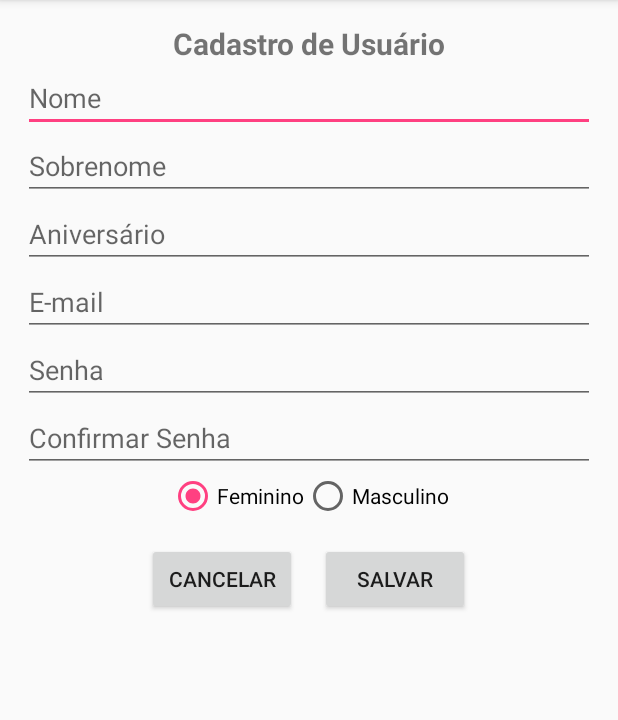
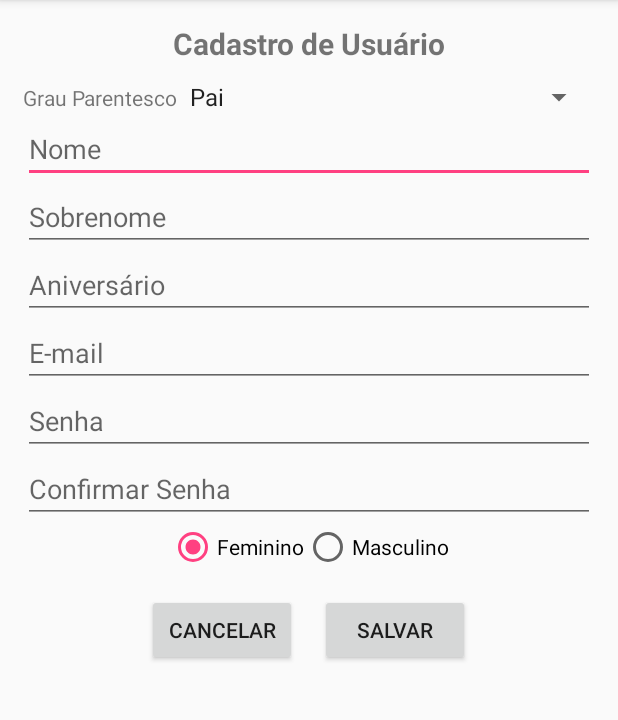
Before and after one commit to bwdesouza/TasksFamily, an Android app: the screen it shows after launch once a user with an empty profile is signed in (CadastroUsuarioActivity), after a tap on "Cadastrar usuário", on a phone screen of 412 x 824 dp, the part 84-804 px from its top. Run offline under Robolectric (Android 15) with nearby library versions, the phone set to English and light mode, and no system bars; our stand-ins replace Firebase (no records; nobody signed in at launch, a user with empty details on screens opened directly); 1 other tap on this screen came first.

Commit message:
Ajustando as telas

```diff
--- a/app/src/main/java/br/bruno/appdev/tasksfamily/Controller/CadastroUsuarioActivity.java
+++ b/app/src/main/java/br/bruno/appdev/tasksfamily/Controller/CadastroUsuarioActivity.java
@@ -5,8 +5,10 @@ import android.support.annotation.NonNull;
 import android.support.v7.app.AppCompatActivity;
 import android.os.Bundle;
 import android.view.View;
+import android.widget.ArrayAdapter;
 import android.widget.EditText;
 import android.widget.RadioButton;
+import android.widget.Spinner;
 import android.widget.Toast;
 
 import com.google.android.gms.tasks.OnCompleteListener;
@@ -35,6 +37,7 @@ public class CadastroUsuarioActivity extends AppCompatActivity {
     private RadioButton rbMasculino;
     private RadioButton rbFeminino;
     private Usuarios usuario;
+    private Spinner spinner;
 
     private FirebaseAuth autenticacao;
 
@@ -51,6 +54,17 @@ public class CadastroUsuarioActivity extends AppCompatActivity {
         edtCadConfSenha = findViewById(R.id.edtCadConfSenha);
         rbMasculino = findViewById(R.id.rbCadMasculino);
         rbFeminino = findViewById(R.id.rbCadFeminino);
+
+
+
+        spinner = findViewById(R.id.cad_parentesco_spinner);
+        // Create an ArrayAdapter using the string array and a default spinner layout
+        ArrayAdapter<CharSequence> adapter = ArrayAdapter.createFromResource(this,
+                R.array.cad_parentesco_spinner, android.R.layout.simple_spinner_item);
+        // Specify the layout to use when the list of choices appears
+        adapter.setDropDownViewResource(android.R.layout.simple_spinner_dropdown_item);
+        // Apply the adapter to the spinner
+        spinner.setAdapter(adapter);
     }
 
 
@@ -66,6 +80,7 @@ public class CadastroUsuarioActivity extends AppCompatActivity {
             usuario.setAniversario(edtCadAniversario.getText().toString());
             usuario.setEmail(edtCadEmail.getText().toString());
             usuario.setSenha(edtCadSenha.getText().toString());
+            String grauParentesco = spinner.getSelectedItem().toString();
 
             if(rbFeminino.isChecked()){
                 usuario.setSexo("Feminino");
--- a/app/src/main/java/br/bruno/appdev/tasksfamily/Controller/MainActivity.java
+++ b/app/src/main/java/br/bruno/appdev/tasksfamily/Controller/MainActivity.java
@@ -17,6 +17,7 @@ import com.google.firebase.database.DatabaseReference;
 import com.google.firebase.database.FirebaseDatabase;
 
 import br.bruno.appdev.tasksfamily.Model.ConfiguracaoFireBase;
+import br.bruno.appdev.tasksfamily.Model.TarefaDataStore;
 import br.bruno.appdev.tasksfamily.R;
 
 public class MainActivity extends AppCompatActivity
@@ -33,6 +34,8 @@ public class MainActivity extends AppCompatActivity
 
         firebase = ConfiguracaoFireBase.getFirebaseAutenticacao();
         verifyUserLogged();
+
+        TarefaDataStore.sharedInstance().getAll();
 
 //        FloatingActionButton fab = (FloatingActionButton) findViewById(R.id.fab);
 //        fab.setOnClickListener(new View.OnClickListener() {
--- a/app/src/main/java/br/bruno/appdev/tasksfamily/Model/TarefaDataStore.java
+++ b/app/src/main/java/br/bruno/appdev/tasksfamily/Model/TarefaDataStore.java
@@ -1,16 +1,31 @@
 package br.bruno.appdev.tasksfamily.Model;
 
 import android.content.Context;
+import android.database.Cursor;
+import android.support.annotation.NonNull;
 
+import com.google.firebase.auth.FirebaseAuth;
+import com.google.firebase.auth.FirebaseUser;
+import com.google.firebase.database.DataSnapshot;
+import com.google.firebase.database.DatabaseError;
+import com.google.firebase.database.DatabaseReference;
+import com.google.firebase.database.FirebaseDatabase;
+import com.google.firebase.database.Query;
+import com.google.firebase.database.ValueEventListener;
+
+import java.util.ArrayList;
 import java.util.List;
 
 import br.bruno.appdev.tasksfamily.Entities.Tarefas;
 
 public class TarefaDataStore {
 
+    private FirebaseAuth autenticacao;
+    FirebaseUser usuarioFirebase;
+
     private static TarefaDataStore instance = null;
 
-    private List<Tarefas> tarefas;
+    private List<Tarefas> tarefas = new ArrayList<>();
     private Context context;
 
     protected TarefaDataStore() {}
@@ -23,4 +38,38 @@ public class TarefaDataStore {
         return instance;
     }
 
+
+    public Tarefas getTarefa(int position) {
+        Tarefas ct = tarefas.get(position);
+        return ct;
+    }
+
+    public List<Tarefas> getAll() {
+
+        autenticacao = ConfiguracaoFireBase.getFirebaseAutenticacao();
+        usuarioFirebase = autenticacao.getCurrentUser();
+        DatabaseReference raiz = FirebaseDatabase.getInstance().getReference();
+
+        Query tarefasUsuario = raiz.child("Tasks")
+                .orderByChild("emailCriador")
+                .equalTo(usuarioFirebase.getEmail().toString());
+
+        tarefasUsuario.addListenerForSingleValueEvent(new ValueEventListener() {
+            @Override
+            public void onDataChange(@NonNull DataSnapshot dataSnapshot) {
+                for (DataSnapshot postSnapshot: dataSnapshot.getChildren()) {
+                    Tarefas tare = postSnapshot.getValue(Tarefas.class);
+                    tarefas.add(tare);
+                }
+            }
+
+            @Override
+            public void onCancelled(@NonNull DatabaseError databaseError) {
+
+            }
+        });
+
+        return tarefas;
+    }
+
 }
--- a/app/src/main/res/layout/activity_cadastro_usuario.xml
+++ b/app/src/main/res/layout/activity_cadastro_usuario.xml
@@ -23,6 +23,25 @@
             android:layout_width="match_parent"
             android:layout_height="wrap_content"
             android:orientation="vertical">
+
+            <LinearLayout
+                android:layout_width="match_parent"
+                android:layout_height="wrap_content"
+                android:layout_marginTop="10dp"
+                android:orientation="horizontal">
+
+                <TextView
+                    android:layout_width="wrap_content"
+                    android:layout_height="wrap_content"
+                    android:text="Grau Parentesco" />
+
+                <Spinner
+                    android:id="@+id/cad_parentesco_spinner"
+                    android:layout_width="fill_parent"
+                    android:layout_height="wrap_content"
+                    android:gravity="center" />
+
+            </LinearLayout>
 
             <EditText
                 android:id="@+id/edtCadNome"
--- a/app/src/main/res/values/strings.xml
+++ b/app/src/main/res/values/strings.xml
@@ -18,4 +18,15 @@
         <item>A Cada Mês</item>
         <item>A Cada Ano</item>
     </string-array>
+
+    <string-array name="cad_parentesco_spinner">
+        <item>Pai</item>
+        <item>Mãe</item>
+        <item>Filho</item>
+        <item>Filha</item>
+        <item>Avô</item>
+        <item>Avó</item>
+        <item>Neto</item>
+        <item>Neta</item>
+    </string-array>
 </resources>
```
Also changed, not shown: app/src/main/java/br/bruno/appdev/tasksfamily/Controller/CadastroAtividadesActivity.java (+20 -17 lines), app/src/main/java/br/bruno/appdev/tasksfamily/Controller/MinhasAtividadesActivity.java (+50 -2 lines), app/src/main/java/br/bruno/appdev/tasksfamily/Entities/Tarefas.java (+33 -11 lines), app/src/main/java/br/bruno/appdev/tasksfamily/View/AtividadesAdapter.java (+8 -24 lines).
